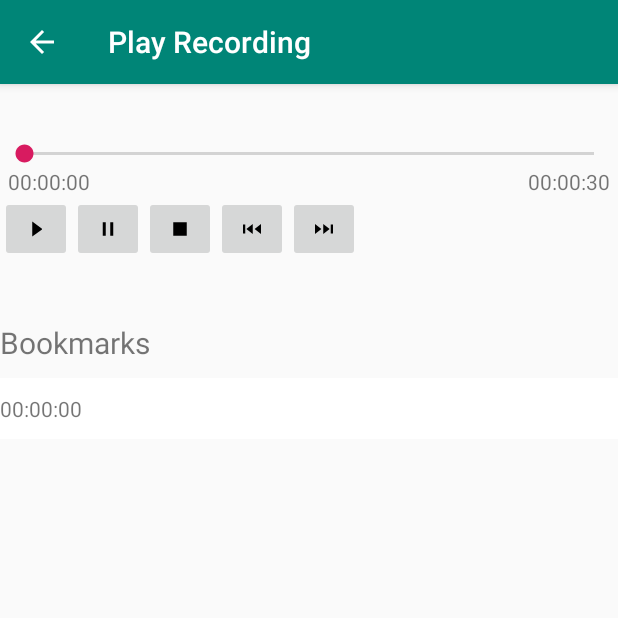
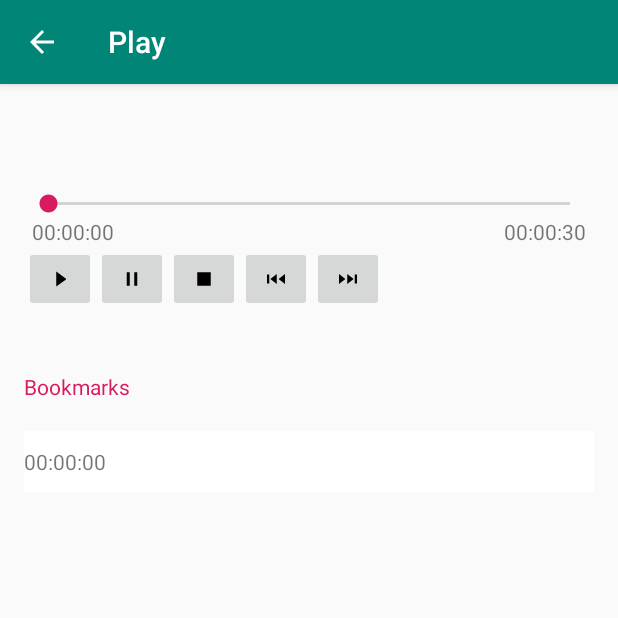
Before and after one commit to datchung/AudioRecorderBookmarkAndroid, an Android app: the PlayActivity screen opened directly, with no data from a screen before it, on a phone screen of 412 x 824 dp, the top half of it. Run offline under Robolectric (Android 15) with nearby library versions, the phone set to English and light mode, and no system bars; 5 statements that could not run were skipped.

Commit message:
Style header on Play activity

```diff
--- a/app/src/main/res/layout/activity_play.xml
+++ b/app/src/main/res/layout/activity_play.xml
@@ -3,6 +3,7 @@
     xmlns:tools="http://schemas.android.com/tools"
     android:layout_width="match_parent"
     android:layout_height="match_parent"
+    android:padding="16dp"
     android:orientation="vertical"
     tools:context=".PlayActivity">
 
--- a/app/src/main/res/values/strings.xml
+++ b/app/src/main/res/values/strings.xml
@@ -27,5 +27,5 @@
 
     <string name="title_activity_recordings">Recordings</string>
     <string name="title_activity_record">Record</string>
-    <string name="title_activity_play">Play Recording</string>
+    <string name="title_activity_play">Play</string>
 </resources>
--- a/app/src/main/res/values/styles.xml
+++ b/app/src/main/res/values/styles.xml
@@ -9,11 +9,16 @@
     </style>
 
     <style name="H1FirstTextStyle">
-        <item name="android:textSize">20sp</item>
-        <item name="android:paddingBottom">10sp</item>
+        <!--<item name="android:textSize">20sp</item>-->
+        <item name="android:paddingTop">15sp</item>
+        <item name="android:paddingBottom">20sp</item>
+        <!--<item name="android:textAllCaps">true</item>-->
+        <item name="android:textColor">@color/colorAccent</item>
+        <!--<item name="android:textStyle">bold</item>-->
     </style>
 
     <style name="H1TextStyle" parent="H1FirstTextStyle">
         <item name="android:paddingTop">40sp</item>
     </style>
+
 </resources>
```
